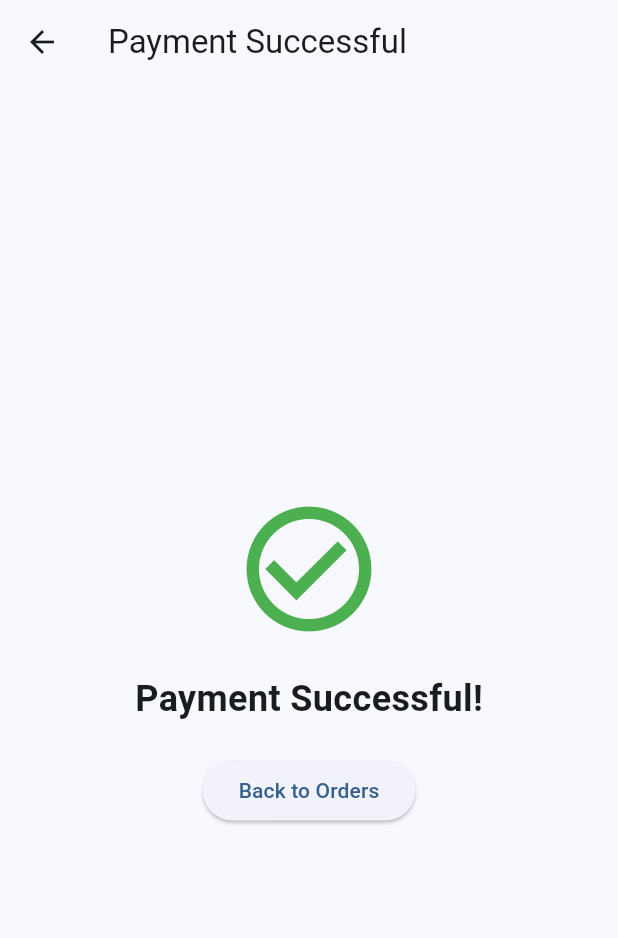
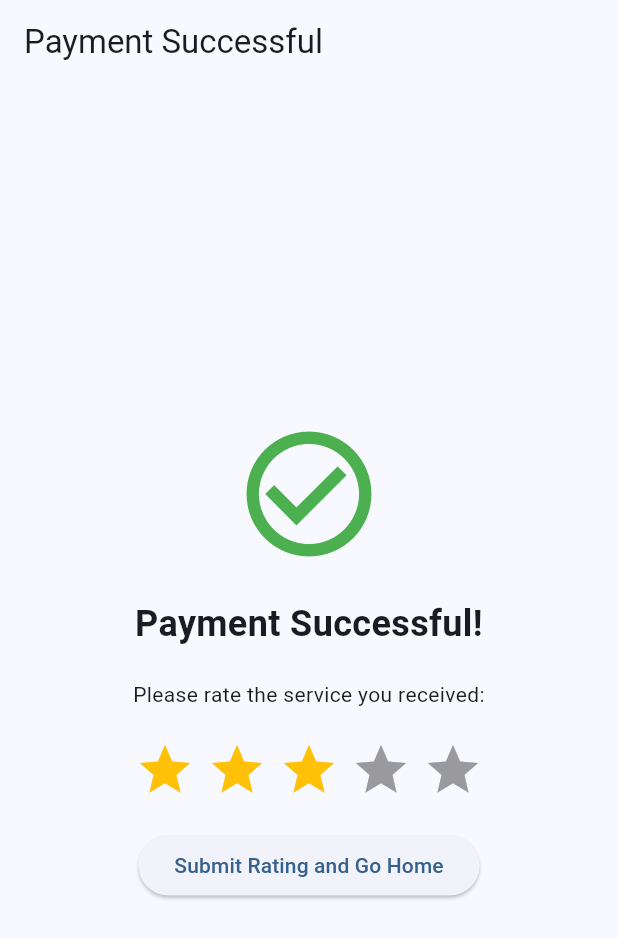
Before and after one commit to rabieHs/sahel-alik, a Flutter app: the PaymentSuccessPage screen opened by its route, on a phone screen of 412 x 824 dp. Shown: the top 938 px of the screen. Run offline on Flutter 3.47's test engine with Material 3 defaults, Android fonts, the phone set to English and light mode, and no system bars; drawn by our look-alikes of flutter_rating_bar; our stand-ins replace app_links, cached_network_image, cloud_firestore, firebase_auth, firebase_core, geocoding and 4 more; missing offline and left inert: cloudinary_public, geoflutterfire3; accounts and stored records are empty.

Commit message:
add ratings

```diff
--- a/lib/views/interfaces/searcher/payment_success_page.dart
+++ b/lib/views/interfaces/searcher/payment_success_page.dart
@@ -1,38 +1,155 @@
 import 'package:flutter/material.dart';
+import 'package:flutter_rating_bar/flutter_rating_bar.dart';
+import 'package:cloud_firestore/cloud_firestore.dart';
+import '../../../services/auth_service.dart';
+import 'searcher_home_interface.dart';
 
-class PaymentSuccessPage extends StatelessWidget {
-  const PaymentSuccessPage({Key? key}) : super(key: key);
+class PaymentSuccessPage extends StatefulWidget {
+  final String? orderId;
+  final Map<String, dynamic>? paymentResponse;
+
+  const PaymentSuccessPage({
+    Key? key,
+    this.orderId,
+    this.paymentResponse,
+  }) : super(key: key);
+
+  @override
+  _PaymentSuccessPageState createState() => _PaymentSuccessPageState();
+}
+
+class _PaymentSuccessPageState extends State<PaymentSuccessPage> {
+  double _rating = 3.0; // Default rating value
 
   @override
   Widget build(BuildContext context) {
     return Scaffold(
       appBar: AppBar(
         title: const Text('Payment Successful'),
+        automaticallyImplyLeading: false, // Remove back button
       ),
       body: Center(
+        child: Padding(
+          padding: const EdgeInsets.all(20.0),
           child: Column(
             mainAxisAlignment: MainAxisAlignment.center,
+            crossAxisAlignment: CrossAxisAlignment.center,
             children: <Widget>[
               Icon(Icons.check_circle_outline, color: Colors.green, size: 100),
               const SizedBox(height: 20),
               const Text(
                 'Payment Successful!',
                 style: TextStyle(fontSize: 24, fontWeight: FontWeight.bold),
+                textAlign: TextAlign.center,
+              ),
+              const SizedBox(height: 20),
+              const Text(
+                'Please rate the service you received:',
+                textAlign: TextAlign.center,
+              ),
+              if (widget.paymentResponse != null &&
+                  widget.paymentResponse!['data'] != null &&
+                  widget.paymentResponse!['data']['order_id'] != null)
+                Padding(
+                  padding: const EdgeInsets.only(top: 20.0),
+                  child: Text(
+                    'Order ID: ${widget.paymentResponse!['data']['order_id']}',
+                    style: const TextStyle(fontSize: 16),
+                    textAlign: TextAlign.center,
+                  ),
+                ),
+              if (widget.paymentResponse != null &&
+                  widget.paymentResponse!['data'] != null)
+                Column(
+                  crossAxisAlignment: CrossAxisAlignment.center,
+                  children: <Widget>[
+                    _buildPaymentDetail(
+                        'Token', widget.paymentResponse!['data']['token']),
+                    _buildPaymentDetail('Amount',
+                        '${widget.paymentResponse!['data']['amount']}'),
+                    _buildPaymentDetail('Name',
+                        '${widget.paymentResponse!['data']['first_name']} ${widget.paymentResponse!['data']['last_name']}'),
+                    _buildPaymentDetail(
+                        'Email', widget.paymentResponse!['data']['email']),
+                  ],
+                ),
+              const SizedBox(height: 20),
+              RatingBar.builder(
+                initialRating: _rating,
+                minRating: 1,
+                direction: Axis.horizontal,
+                allowHalfRating: true,
+                itemCount: 5,
+                itemPadding: const EdgeInsets.symmetric(horizontal: 4.0),
+                itemBuilder: (context, _) => const Icon(
+                  Icons.star,
+                  color: Colors.amber,
+                ),
+                onRatingUpdate: (rating) {
+                  setState(() {
+                    _rating = rating;
+                  });
+                },
               ),
               const SizedBox(height: 20),
               ElevatedButton(
                 onPressed: () {
-                // Navigate back to the orders tab or home
-                Navigator.popUntil(
-                    context,
-                    ModalRoute.withName(
-                        '/searcherHome')); // Adjust route name if needed
+                  _completeOrderAndRating(context);
                 },
-              child: const Text('Back to Orders'),
+                child: const Text('Submit Rating and Go Home'),
               ),
             ],
           ),
         ),
+      ),
+    );
+  }
+
+  Widget _buildPaymentDetail(String title, String? value) {
+    return Padding(
+      padding: const EdgeInsets.symmetric(vertical: 4.0),
+      child: Text(
+        '$title: ${value ?? 'N/A'}',
+        style: const TextStyle(fontSize: 16),
+        textAlign: TextAlign.center,
+      ),
+    );
+  }
+
+  void _completeOrderAndRating(BuildContext context) async {
+    try {
+      final authService = AuthService();
+      final user = await authService.getCurrentUser();
+      if (user == null) {
+        // Handle case where user is not logged in
+        return;
+      }
+
+      if (widget.orderId != null) {
+        await FirebaseFirestore.instance
+            .collection('booking_requests')
+            .doc(widget.orderId)
+            .update({
+          'status': 'finished',
+          'paymentMethod': 'online',
+          'userRating': _rating,
+        });
+        if (!mounted) return;
+        ScaffoldMessenger.of(context).showSnackBar(
+          const SnackBar(content: Text('Order completed and rated.')),
+        );
+      }
+
+      Navigator.pushAndRemoveUntil(
+        context,
+        MaterialPageRoute(builder: (context) => SearcherHomeInterface()),
+        (Route<dynamic> route) => false,
+      );
+    } catch (error) {
+      if (!mounted) return;
+      ScaffoldMessenger.of(context).showSnackBar(
+        SnackBar(content: Text('Error completing order and rating: $error')),
       );
     }
   }
+}
```
Also changed, not shown: lib/views/interfaces/searcher/payment_error_page.dart (+18 -6 lines), lib/views/interfaces/searcher/payment_webview_page.dart (+9 -10 lines), lib/views/interfaces/searcher/searcher_orders_tab.dart (+1 -17 lines). Lines whose indentation alone changed are shown as unchanged.
